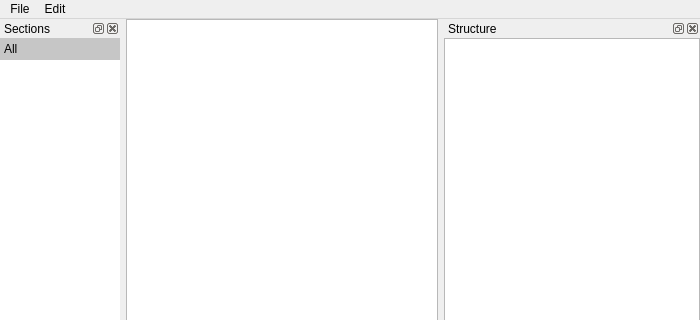
This is src/FusionForever_Editor/fusionforever_editor.ui in danishcake/FusionForever as Qt 5 draws it before an edit; both pictures show x 0 to 700 and y 0 to 320 of the 700 by 811 pixel window. The edited form follows.
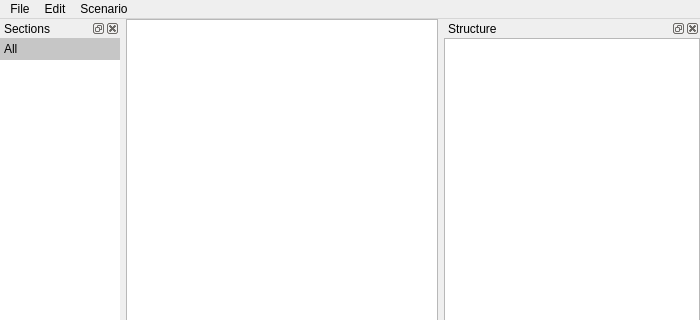
This is the edited form. Custom widgets are drawn as their Qt base class.

Commit message: Added a scenario configuration dialog for testing the ship

```diff
--- a/src/FusionForever_Editor/fusionforever_editor.ui
+++ b/src/FusionForever_Editor/fusionforever_editor.ui
@@ -52,9 +52,18 @@
      <string>Edit</string>
     </property>
     <addaction name="actionDelete_selection"/>
+    <addaction name="actionRemove"/>
+   </widget>
+   <widget class="QMenu" name="menuScenario">
+    <property name="title">
+     <string>Scenario</string>
+    </property>
+    <addaction name="actionConfigure"/>
+    <addaction name="actionTry"/>
    </widget>
    <addaction name="menuFile"/>
    <addaction name="menuEdit"/>
+   <addaction name="menuScenario"/>
   </widget>
   <widget class="QStatusBar" name="statusBar"/>
   <widget class="QDockWidget" name="dockWidget_3">
```
Left out of the diff: 29 changed lines with no effect on the pictures. The commit also changes 7 other files.
